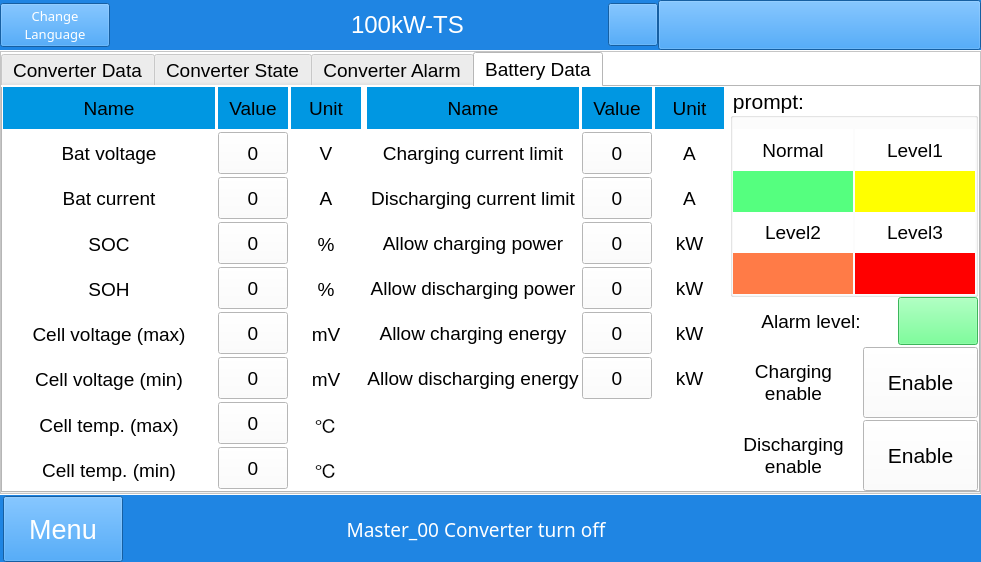
Qt form mywidget.ui (megarevolpr/MWin) before a commit.
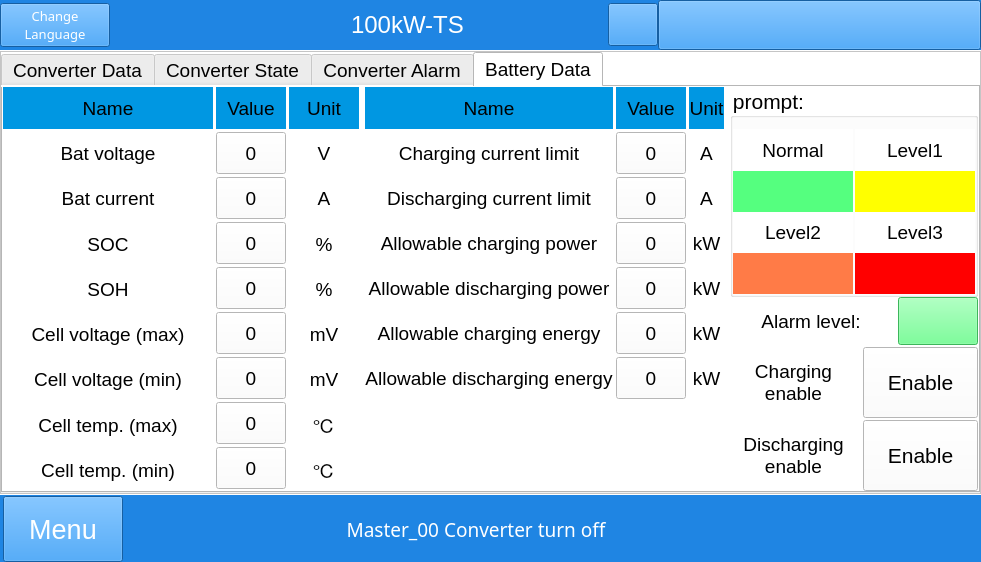
The same form after that commit. The open tabs and pages were chosen to show the change. Icons and pictures are not drawn.

```diff
--- a/mywidget.ui
+++ b/mywidget.ui
@@ -6629,7 +6629,7 @@
                               <cursorShape>ArrowCursor</cursorShape>
                              </property>
                              <property name="text">
-                              <string>Allow charging power</string>
+                              <string>Allowable charging power</string>
                              </property>
                              <property name="alignment">
                               <set>Qt::AlignCenter</set>
@@ -6653,7 +6653,7 @@
                               <cursorShape>ArrowCursor</cursorShape>
                              </property>
                              <property name="text">
-                              <string>Allow discharging power</string>
+                              <string>Allowable discharging power</string>
                              </property>
                              <property name="alignment">
                               <set>Qt::AlignCenter</set>
@@ -6677,7 +6677,7 @@
                               <cursorShape>ArrowCursor</cursorShape>
                              </property>
                              <property name="text">
-                              <string>Allow charging energy</string>
+                              <string>Allowable charging energy</string>
                              </property>
                              <property name="alignment">
                               <set>Qt::AlignCenter</set>
@@ -6701,7 +6701,7 @@
                               <cursorShape>ArrowCursor</cursorShape>
                              </property>
                              <property name="text">
-                              <string>Allow discharging energy</string>
+                              <string>Allowable discharging energy</string>
                              </property>
                              <property name="alignment">
                               <set>Qt::AlignCenter</set>
```
Left out of the diff: 8 changed lines with no effect on the pictures.
